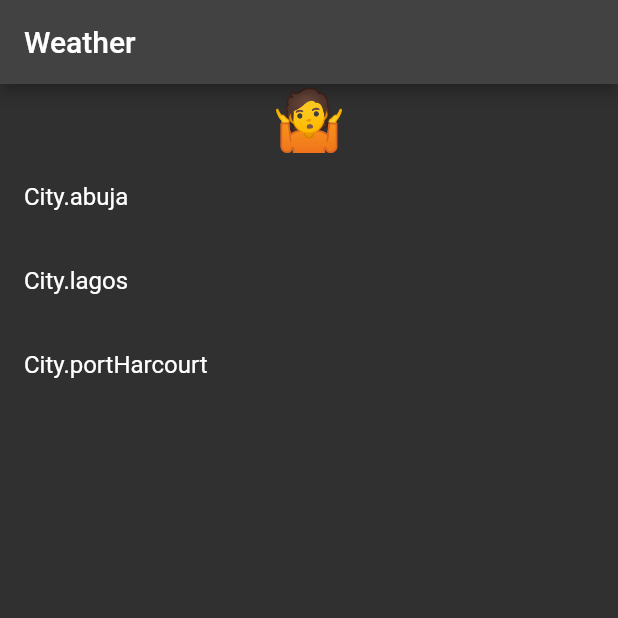
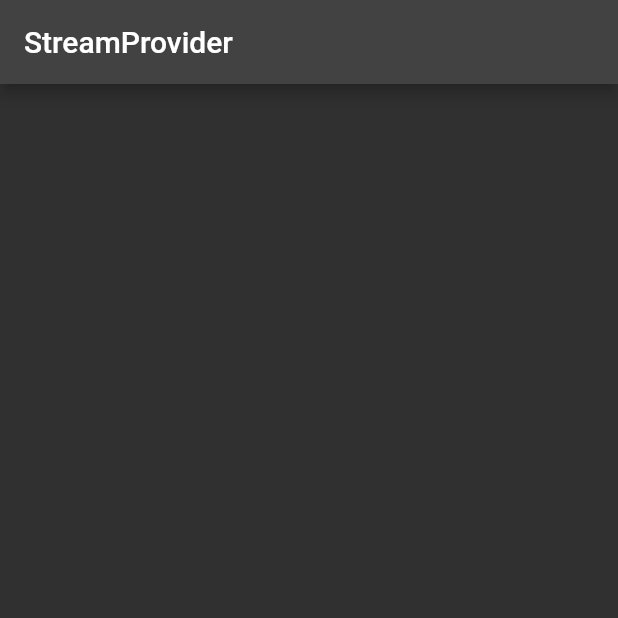
Before and after one commit to Michael-Ogundipe/riverpod_tutorial, a Flutter app: the screen it shows after launch, on a phone screen of 412 x 824 dp, the top half of it. Run offline on Flutter 3.47's test engine with Material 2 defaults, Android fonts, the phone set to English and light mode, and no system bars; our stand-ins replace hooks_riverpod.

```diff
--- a/lib/main.dart
+++ b/lib/main.dart
@@ -8,11 +8,9 @@ void main() {
 class MyApp extends StatelessWidget {
   const MyApp({super.key});
 
-  // This widget is the root of your application.
   @override
   Widget build(BuildContext context) {
     return MaterialApp(
-      title: 'Flutter Demo',
       darkTheme: ThemeData.dark(),
       themeMode: ThemeMode.dark,
       debugShowCheckedModeBanner: false,
@@ -21,83 +19,14 @@ class MyApp extends StatelessWidget {
   }
 }
 
-enum City {
-  abuja,
-  lagos,
-  portHarcourt,
-}
-
-typedef WeatherEmoji = String;
-
-Future<WeatherEmoji> getWeather(City city) {
-  return Future.delayed(
-    const Duration(seconds: 1),
-    () =>
-        {
-          City.abuja: '🌤',
-          City.lagos: '🌧',
-          City.portHarcourt: '🌦',
-        }[city] ??
-        '🌫',
-  );
-}
-
-// the UI writes to and read from this
-final currentCityProvider = StateProvider<City?>(
-  (ref) => null,
-);
-
-const unknownWeatherEmoji = '🤷';
-
-// the UI reads from this
-final weatherProvider = FutureProvider<WeatherEmoji>((ref) {
-  final city = ref.watch(currentCityProvider);
-  if (city != null) {
-    return getWeather(city);
-  } else {
-    return unknownWeatherEmoji;
-  }
-});
-
 class MyHomePage extends ConsumerWidget {
   const MyHomePage({Key? key}) : super(key: key);
 
   @override
   Widget build(BuildContext context, WidgetRef ref) {
-    final currentWeather = ref.watch(weatherProvider);
     return Scaffold(
       appBar: AppBar(
-        title: const Text('Weather'),
-      ),
-      body: Column(
-        children: [
-          currentWeather.when(
-              data: (data) => Text(
-                    data,
-                    style: const TextStyle(fontSize: 40),
-                  ),
-              error: (error, stack) => const Text('Error'),
-              loading: () => const Padding(
-                padding: EdgeInsets.all(8.0),
-                    child: CircularProgressIndicator(),
-                  )),
-          Expanded(
-            child: ListView.builder(
-              itemCount: City.values.length,
-              itemBuilder: (context, index) {
-                final city = City.values[index];
-                final isSelected = city == ref.watch(currentCityProvider);
-                return ListTile(
-                  title: Text(city.toString()),
-                  trailing: isSelected ? const Icon(Icons.check) : null,
-                  onTap: () {
-                    ref.read(currentCityProvider.notifier).state = city;
-                  },
-                );
-              },
-            ),
-          ),
-        ],
+        title: const Text('StreamProvider'),
       ),
     );
   }
```
